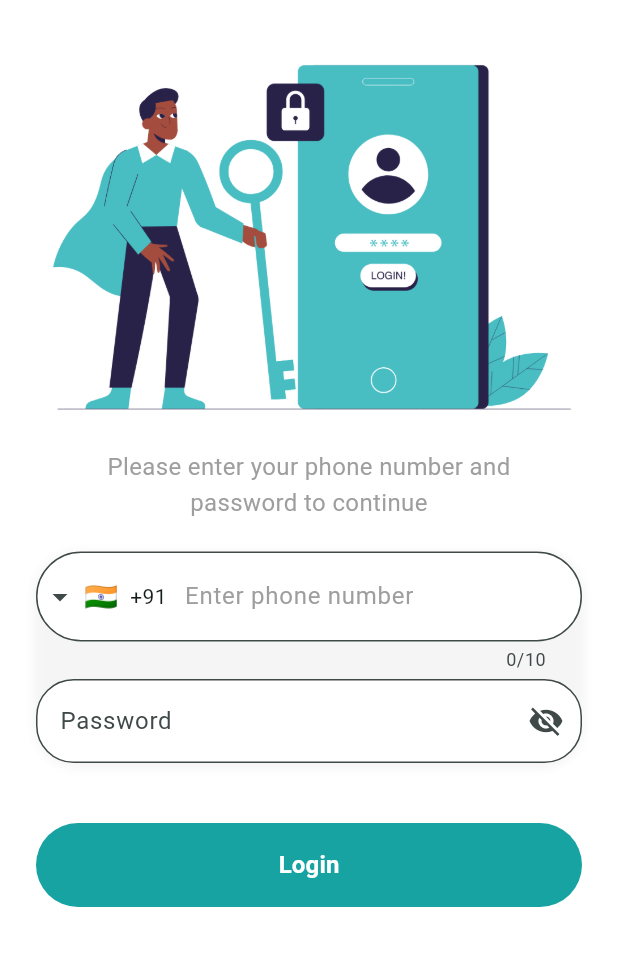
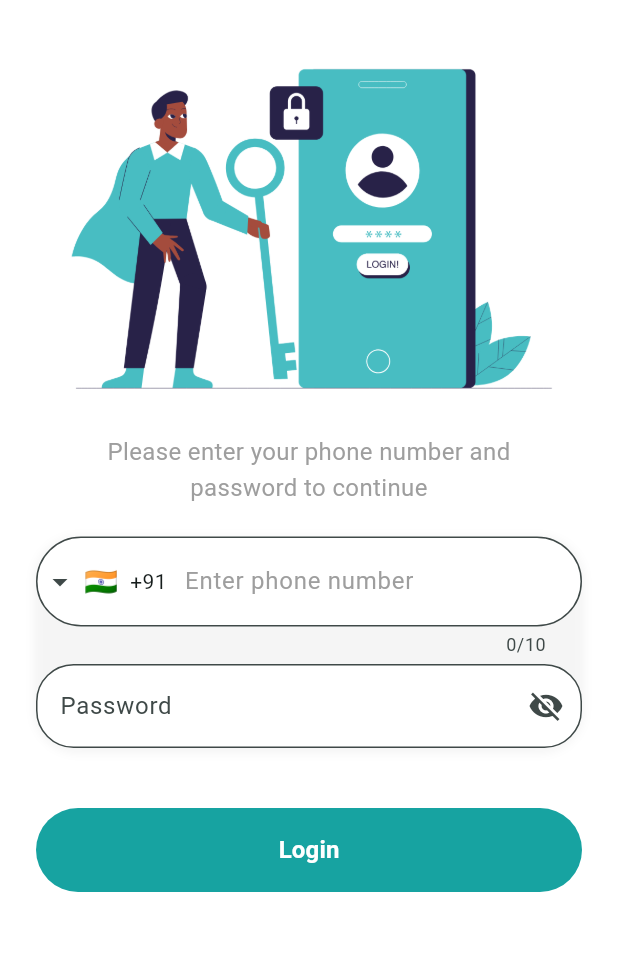
Before and after one commit to donymashup/IndusEducation, a Flutter app: the screen it shows after launch, after a tap on "CONTINUE", after a tap on "SKIP", on a phone screen of 412 x 824 dp, the part 158-1124 px from its top. Run offline on Flutter 3.47's test engine with Material 3 defaults, Android fonts, the phone set to English and light mode, and no system bars; drawn by our look-alikes of intl_phone_field; our stand-ins replace better_player, cached_network_image, curved_labeled_navigation_bar, dash_chat_2, fl_chart, fluentui_system_icons and 12 more; missing offline and left inert: chat_gpt_sdk, flutter_tex, razorpay_flutter, syncfusion_flutter_pdfviewer; accounts and stored records are empty; network calls fail; statements that could not run were skipped.

Commit message:
login  screen updated

```diff
--- a/lib/common widgets/onboarding_screens.dart
+++ b/lib/common widgets/onboarding_screens.dart
@@ -18,7 +18,7 @@ class _OnboardingScreenState extends State<OnboardingScreen> {
       imagePath: 'assets/images/onboardingpic1.jpg',
       title: 'Unlock Your Learning Potential',
       description:
-          'Discover a powerful platform designed to support learners with smart tools and engaging content.',
+          'Discover a powerful platform designed to support learners with engaging content.',
     ),
     OnboardingPageModel(
       imagePath: 'assets/images/onboardingpic2.png',
--- a/lib/features/auth/screen/login.dart
+++ b/lib/features/auth/screen/login.dart
@@ -109,10 +109,13 @@ class _LoginState extends State<Login> {
                     // ),
                     //const SizedBox(height: 8),
                     // Add Lottie animation here
+                    const SizedBox(height: 20),
                      Image.asset(
                       'assets/images/loginpic.png',
-                      height: 300, // Adjust the height as needed
+                      height: 250,
+                       // Adjust the height as needed
                     ),
+                    const SizedBox(height: 20),
                     const Text(
                       'Please enter your phone number and\npassword to continue',
                       textAlign: TextAlign.center,
```
